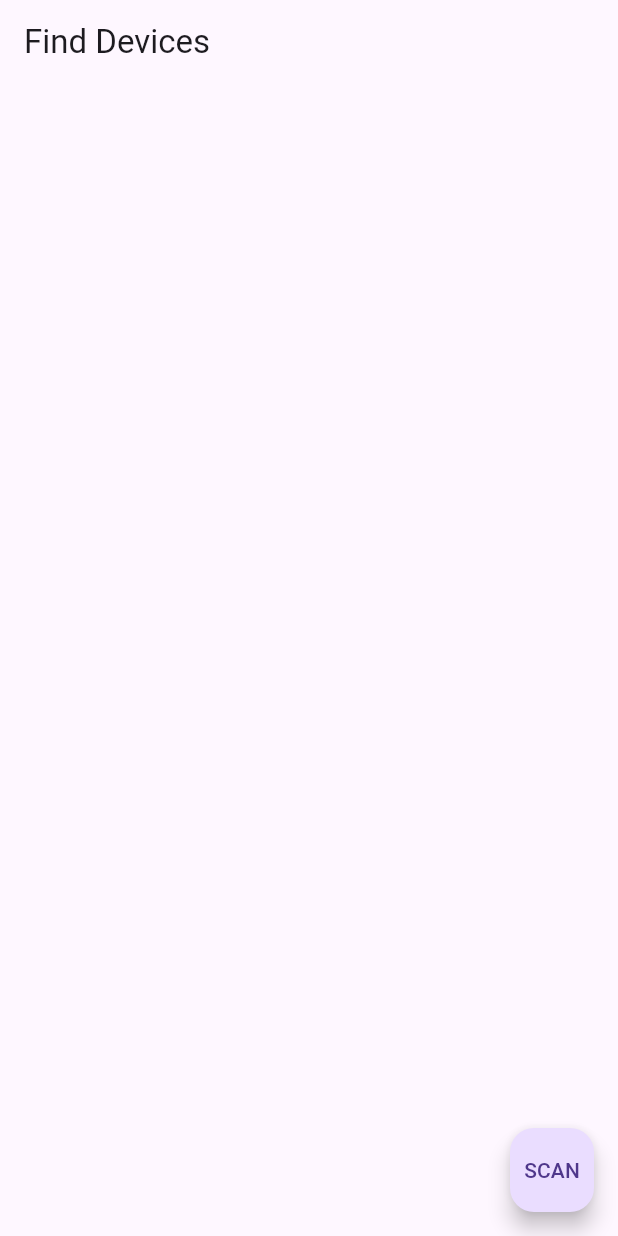
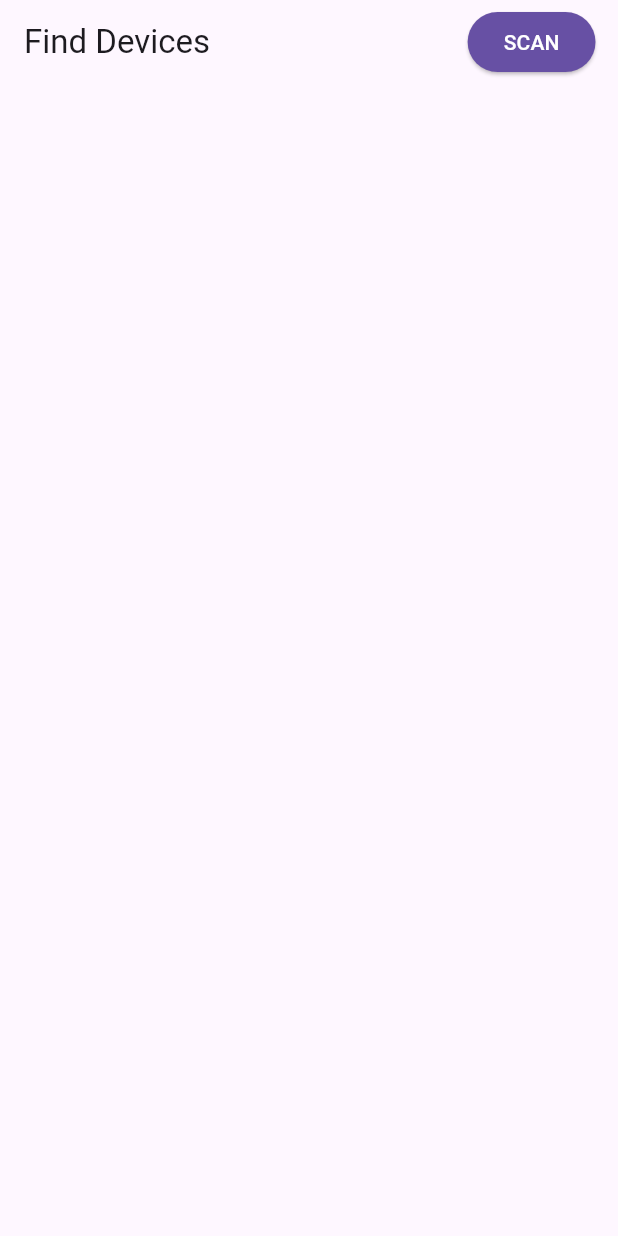
Before and after one commit to ricardoquesada/bluepad32-ble-client, a Flutter app: the screen it shows after launch, on a phone screen of 412 x 824 dp. Run offline on Flutter 3.47's test engine with Material 3 defaults, Android fonts, the light colour scheme and no system bars; our stand-ins replace flutter_blue_plus.

Commit message:
upgrade to flutter_blue_plus 2.1.0

```diff
--- a/src/lib/main.dart
+++ b/src/lib/main.dart
@@ -20,7 +20,7 @@ void main() {
 // ScanScreen depending on the adapter state
 //
 class FlutterBlueApp extends StatefulWidget {
-  const FlutterBlueApp({Key? key}) : super(key: key);
+  const FlutterBlueApp({super.key});
 
   @override
   State<FlutterBlueApp> createState() => _FlutterBlueAppState();
@@ -56,6 +56,7 @@ class _FlutterBlueAppState extends State<FlutterBlueApp> {
 
     return MaterialApp(
       color: Colors.lightBlue,
+      debugShowCheckedModeBanner: false,
       home: screen,
       navigatorObservers: [BluetoothAdapterStateObserver()],
     );
--- a/src/lib/screens/scan_screen.dart
+++ b/src/lib/screens/scan_screen.dart
@@ -9,10 +9,8 @@ import '../widgets/system_device_tile.dart';
 import '../widgets/scan_result_tile.dart';
 import '../utils/extra.dart';
 
-const BP32_UUID = '4627c4a4-ac00-46b9-b688-afc5c1bf7f63';
-
 class ScanScreen extends StatefulWidget {
-  const ScanScreen({Key? key}) : super(key: key);
+  const ScanScreen({super.key});
 
   @override
   State<ScanScreen> createState() => _ScanScreenState();
@@ -30,18 +28,16 @@ class _ScanScreenState extends State<ScanScreen> {
     super.initState();
 
     _scanResultsSubscription = FlutterBluePlus.scanResults.listen((results) {
-      _scanResults = results;
       if (mounted) {
-        setState(() {});
+        setState(() => _scanResults = results);
       }
     }, onError: (e) {
       Snackbar.show(ABC.b, prettyException("Scan Error:", e), success: false);
     });
 
     _isScanningSubscription = FlutterBluePlus.isScanning.listen((state) {
-      _isScanning = state;
       if (mounted) {
-        setState(() {});
+        setState(() => _isScanning = state);
       }
     });
   }
@@ -55,14 +51,28 @@ class _ScanScreenState extends State<ScanScreen> {
 
   Future onScanPressed() async {
     try {
-      _systemDevices = await FlutterBluePlus.systemDevices;
-    } catch (e) {
+      // `withServices` is required on iOS for privacy purposes, ignored on android.
+      var withServices = [Guid("180f")]; // Battery Level Service
+      _systemDevices = await FlutterBluePlus.systemDevices(withServices);
+    } catch (e, backtrace) {
       Snackbar.show(ABC.b, prettyException("System Devices Error:", e), success: false);
+      print(e);
+      print("backtrace: $backtrace");
     }
     try {
-      await FlutterBluePlus.startScan(timeout: const Duration(seconds: 15));
-    } catch (e) {
+      await FlutterBluePlus.startScan(
+        timeout: const Duration(seconds: 15),
+        webOptionalServices: [
+          Guid("180f"), // battery
+          Guid("180a"), // device info
+          Guid("1800"), // generic access
+          Guid("6e400001-b5a3-f393-e0a9-e50e24dcca9e"), // Nordic UART
+        ],
+      );
+    } catch (e, backtrace) {
       Snackbar.show(ABC.b, prettyException("Start Scan Error:", e), success: false);
+      print(e);
+      print("backtrace: $backtrace");
     }
     if (mounted) {
       setState(() {});
@@ -72,8 +82,10 @@ class _ScanScreenState extends State<ScanScreen> {
   Future onStopPressed() async {
     try {
       FlutterBluePlus.stopScan();
-    } catch (e) {
+    } catch (e, backtrace) {
       Snackbar.show(ABC.b, prettyException("Stop Scan Error:", e), success: false);
+      print(e);
+      print("backtrace: $backtrace");
     }
   }
 
@@ -96,19 +108,46 @@ class _ScanScreenState extends State<ScanScreen> {
     return Future.delayed(Duration(milliseconds: 500));
   }
 
-  Widget buildScanButton(BuildContext context) {
-    if (FlutterBluePlus.isScanningNow) {
-      return FloatingActionButton(
-        child: const Icon(Icons.stop),
-        onPressed: onStopPressed,
-        backgroundColor: Colors.red,
-      );
-    } else {
-      return FloatingActionButton(child: const Text("SCAN"), onPressed: onScanPressed);
-    }
+  Widget buildScanButton() {
+    final button = _isScanning
+        ? ElevatedButton(
+            onPressed: onStopPressed,
+            style: ElevatedButton.styleFrom(
+              backgroundColor: Theme.of(context).colorScheme.error,
+              foregroundColor: Colors.white,
+            ),
+            child: const Text("STOP"),
+          )
+        : ElevatedButton(
+            onPressed: onScanPressed,
+            style: ElevatedButton.styleFrom(
+              backgroundColor: Theme.of(context).primaryColor,
+              foregroundColor: Colors.white,
+            ),
+            child: const Text("SCAN"),
+          );
+
+    return Row(
+      mainAxisSize: MainAxisSize.min,
+      children: [
+        if (_isScanning) buildSpinner(),
+        button,
+      ],
+    );
   }
 
-  List<Widget> _buildSystemDeviceTiles(BuildContext context) {
+  Widget buildSpinner() {
+    return const Padding(
+      padding: EdgeInsets.only(right: 20.0),
+      child: SizedBox(
+        width: 20,
+        height: 20,
+        child: CircularProgressIndicator(strokeWidth: 2.5),
+      ),
+    );
+  }
+
+  List<Widget> _buildSystemDeviceTiles() {
     return _systemDevices
         .map(
           (d) => SystemDeviceTile(
@@ -125,20 +164,8 @@ class _ScanScreenState extends State<ScanScreen> {
         .toList();
   }
 
-  List<Widget> _buildScanResultTiles(BuildContext context) {
-    var filteredScanResults = _scanResults.where((r) => (r
-        .advertisementData.serviceUuids
-        .contains(Guid.fromString(BP32_UUID))
-        && r.advertisementData.connectable)
-    );
-    return filteredScanResults
-        .map(
-          (r) => ScanResultTile(
-            result: r,
-            onTap: () => onConnectPressed(r.device),
-          ),
-        )
-        .toList();
+  Iterable<Widget> _buildScanResultTiles() {
+    return _scanResults.map((r) => ScanResultTile(result: r, onTap: () => onConnectPressed(r.device)));
   }
 
   @override
@@ -148,18 +175,18 @@ class _ScanScreenState extends State<ScanScreen> {
       child: Scaffold(
         appBar: AppBar(
           title: const Text('Find Devices'),
+          actions: [buildScanButton(), const SizedBox(width: 15)],
         ),
         body: RefreshIndicator(
           onRefresh: onRefresh,
           child: ListView(
             children: <Widget>[
-              // Don't include SystemDevice
-              // ..._buildSystemDeviceTiles(context),
-              ..._buildScanResultTiles(context),
+              ..._buildSystemDeviceTiles(),
+              ..._buildScanResultTiles(),
             ],
           ),
         ),
-        floatingActionButton: buildScanButton(context),
+        // floatingActionButton: buildScanButton(context),
       ),
     );
   }
--- a/src/lib/utils/extra.dart
+++ b/src/lib/utils/extra.dart
@@ -33,7 +33,7 @@ extension Extra on BluetoothDevice {
   Future<void> connectAndUpdateStream() async {
     _cstream.add(true);
     try {
-      await connect(mtu: null);
+      await connect(license: License.free, mtu: null);
     } finally {
       _cstream.add(false);
     }
--- a/src/lib/utils/utils.dart
+++ b/src/lib/utils/utils.dart
@@ -11,7 +11,7 @@ class StreamControllerReemit<T> {
   StreamControllerReemit({T? initialValue}) : _latestValue = initialValue;
 
   Stream<T> get stream {
-    return _latestValue != null ? _controller.stream.newStreamWithInitialValue(_latestValue!) : _controller.stream;
+    return _latestValue != null ? _controller.stream.newStreamWithInitialValue(_latestValue as T) : _controller.stream;
   }
 
   T? get value => _latestValue;
--- a/src/lib/widgets/service_tile.dart
+++ b/src/lib/widgets/service_tile.dart
@@ -7,7 +7,7 @@ class ServiceTile extends StatelessWidget {
   final BluetoothService service;
   final List<CharacteristicTile> characteristicTiles;
 
-  const ServiceTile({Key? key, required this.service, required this.characteristicTiles}) : super(key: key);
+  const ServiceTile({super.key, required this.service, required this.characteristicTiles});
 
   Widget buildUuid(BuildContext context) {
     String uuid = '0x${service.uuid.str.toUpperCase()}';
@@ -22,7 +22,7 @@ class ServiceTile extends StatelessWidget {
               mainAxisAlignment: MainAxisAlignment.center,
               crossAxisAlignment: CrossAxisAlignment.start,
               children: <Widget>[
-                const Text('Service', style: TextStyle(color: Colors.blue)),
+                Text('Service', style: TextStyle(color: Theme.of(context).primaryColor)),
                 buildUuid(context),
               ],
             ),
--- a/src/lib/widgets/system_device_tile.dart
+++ b/src/lib/widgets/system_device_tile.dart
@@ -12,8 +12,8 @@ class SystemDeviceTile extends StatefulWidget {
     required this.device,
     required this.onOpen,
     required this.onConnect,
-    Key? key,
-  }) : super(key: key);
+    super.key,
+  });
 
   @override
   State<SystemDeviceTile> createState() => _SystemDeviceTileState();
@@ -52,8 +52,8 @@ class _SystemDeviceTileState extends State<SystemDeviceTile> {
       title: Text(widget.device.platformName),
       subtitle: Text(widget.device.remoteId.str),
       trailing: ElevatedButton(
+        onPressed: isConnected ? widget.onOpen : widget.onConnect,
         child: isConnected ? const Text('OPEN') : const Text('CONNECT'),
-        onPressed: isConnected ? widget.onOpen : widget.onConnect,
       ),
     );
   }
--- a/src/pubspec.yaml
+++ b/src/pubspec.yaml
@@ -31,13 +31,13 @@ environment:
 dependencies:
   flutter:
     sdk: flutter
-  flutter_blue_plus: ^1.32.2
+  flutter_blue_plus: ^2.1.0
   # The following adds the Cupertino Icons font to your application.
   # Use with the CupertinoIcons class for iOS style icons.
   cupertino_icons: ^1.0.2
 
 dev_dependencies:
-  flutter_launcher_icons: "^0.13.1"
+  flutter_launcher_icons: "^0.14.4"
   flutter_test:
     sdk: flutter
 
@@ -46,7 +46,7 @@ dev_dependencies:
   # activated in the `analysis_options.yaml` file located at the root of your
   # package. See that file for information about deactivating specific lint
   # rules and activating additional ones.
-  flutter_lints: ^3.0.1
+  flutter_lints: ^6.0.0
 
 flutter_launcher_icons:
   android: "launcher_icon"
```
Also changed, not shown: src/analysis_options.yaml (+4 -5 lines), src/lib/screens/bluetooth_off_screen.dart (+8 -5 lines), src/lib/screens/device_screen.dart (+24 -11 lines), src/lib/utils/data_entry.dart (added, +90 -0 lines), src/lib/widgets/characteristic_tile.dart (+32 -104 lines), src/lib/widgets/descriptor_tile.dart (+16 -14 lines), src/lib/widgets/scan_result_tile.dart (+5 -9 lines), src/pubspec.lock, 65 other files.
